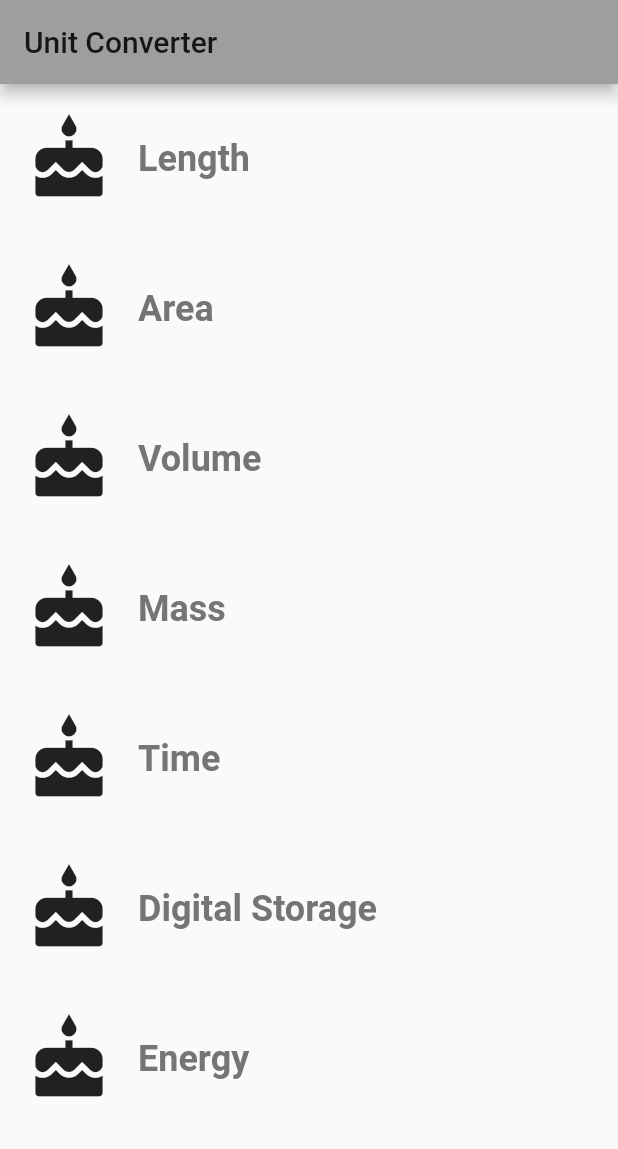
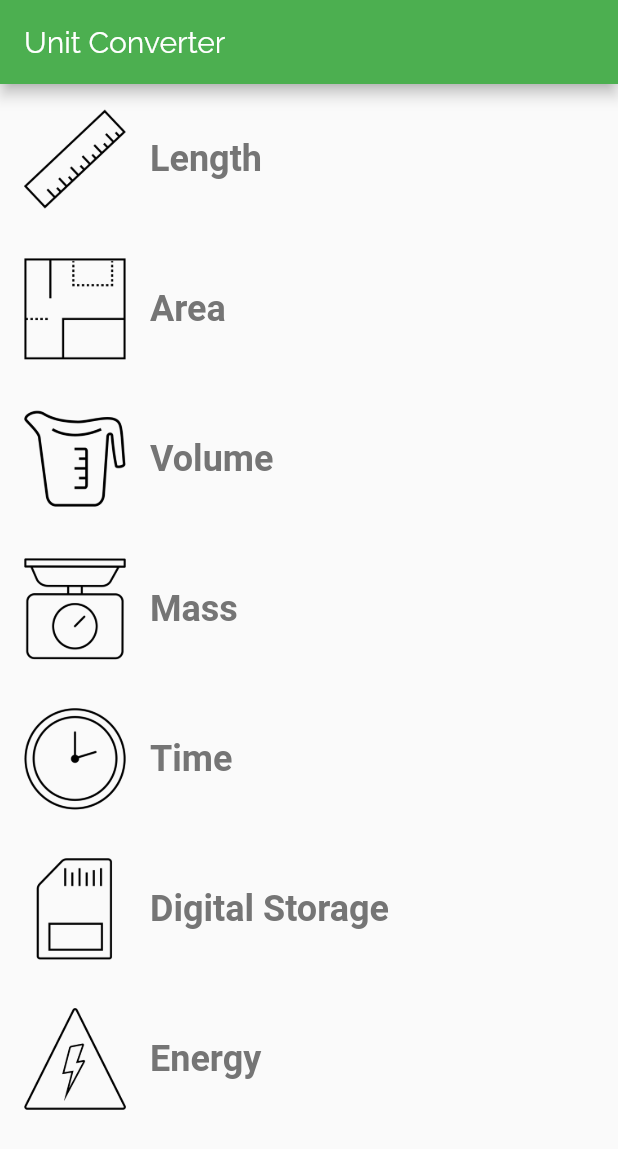
Before and after one commit to hareeshbabu82ns/flt_converter, a Flutter app: the screen it shows after launch, on a phone screen of 412 x 824 dp. Shown: the top 1149 px of the screen. Run offline on Flutter 3.47's test engine with Material 2 defaults, Android fonts, the phone set to English and light mode, and no system bars.

Commit message:
icons and fonts

```diff
--- a/lib/category_line_item.dart
+++ b/lib/category_line_item.dart
@@ -41,10 +41,7 @@ class CategoryLineItem extends StatelessWidget {
               children: [
                 Padding(
                   padding: EdgeInsets.only(right: 16.0),
-                  child: Icon(
-                    category.iconData,
-                    size: _iconSize,
-                  ),
+                  child: Image.asset(category.iconLocation),
                 ),
                 Center(
                   child: Text(
--- a/lib/main.dart
+++ b/lib/main.dart
@@ -17,8 +17,8 @@ class MyApp extends StatelessWidget {
               bodyColor: Colors.blue[700],
               displayColor: Colors.grey[600],
             ),
-        primaryColor: Colors.grey[500],
-        textSelectionHandleColor: Colors.green[500],
+        primaryColor: Colors.green[500],
+        textSelectionHandleColor: Colors.purple[500],
       ),
       home: CategoriesScreen(),
     );
--- a/lib/model/category.dart
+++ b/lib/model/category.dart
@@ -2,10 +2,10 @@ import 'package:flutter/material.dart';
 import 'unit.dart';
 
 class Category {
-  final IconData iconData;
+  final String iconLocation;
   final String categoryText;
   final ColorSwatch color;
   final List<Unit> units;
 
-  Category({this.iconData, this.categoryText, this.color, this.units});
+  Category({this.iconLocation, this.categoryText, this.color, this.units});
 }
```
Also changed, not shown: lib/categories_screen.dart (+14 -66 lines), lib/converter_screen.dart (+4 -3 lines), pubspec.yaml (+12 -1 lines), assets/icons/area.png (added), assets/icons/currency.png (added), assets/icons/digital_storage.png (added), assets/icons/length.png (added), assets/icons/mass.png (added), assets/icons/power.png (added), assets/icons/time.png (added), assets/icons/volume.png (added), assets/third_party/LICENSE.txt (added), assets/third_party/Raleway-Regular.ttf (added), 5 other files.
